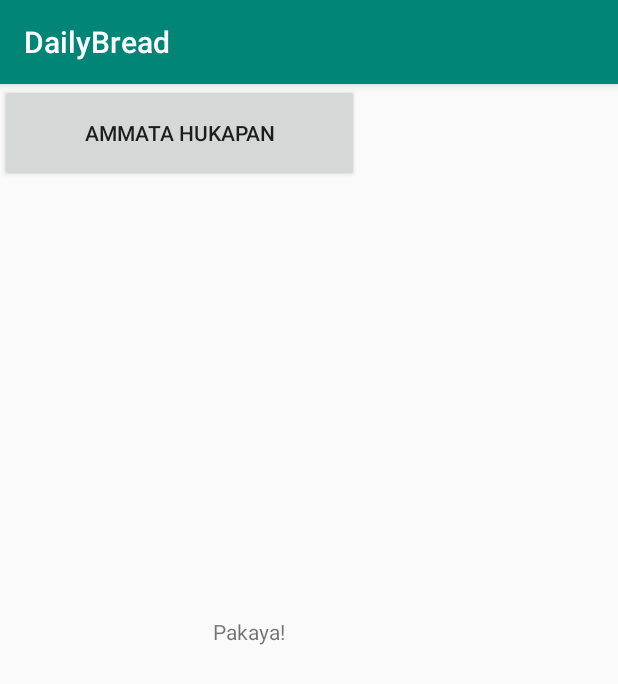
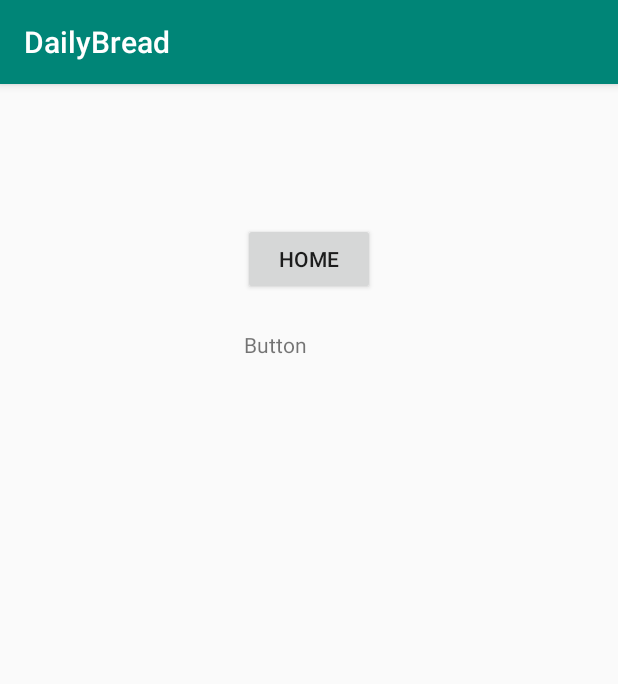
Before and after one commit to Kushan321/DailyBreadNewNew, an Android app: the screen it shows after launch (MainActivity), on a phone screen of 412 x 824 dp. Shown: the top 684 px of the screen. Run offline under Robolectric (Android 15) with nearby library versions, the phone set to English and light mode, and no system bars.

Commit message:
n\New Home

```diff
--- a/DailyBread/app/src/main/res/layout/activity_main.xml
+++ b/DailyBread/app/src/main/res/layout/activity_main.xml
@@ -7,21 +7,31 @@
     tools:context=".MainActivity">
 
     <TextView
-        android:layout_width="128dp"
-        android:layout_height="58dp"
-        android:text="Pakaya!"
+        android:id="@+id/textView"
+        android:layout_width="87dp"
+        android:layout_height="30dp"
+        android:text="Button"
         app:layout_constraintBottom_toBottomOf="parent"
         app:layout_constraintLeft_toLeftOf="parent"
         app:layout_constraintRight_toRightOf="parent"
-        app:layout_constraintTop_toTopOf="parent" />
+        app:layout_constraintTop_toTopOf="parent"
+        app:layout_constraintVertical_bias="0.222" />
 
     <Button
         android:id="@+id/button"
-        android:layout_width="239dp"
-        android:layout_height="65dp"
-        android:text="Ammata Hukapan"
-        tools:layout_editor_absoluteX="95dp"
-        tools:layout_editor_absoluteY="143dp" />
+        android:layout_width="wrap_content"
+        android:layout_height="wrap_content"
+        android:layout_marginStart="8dp"
+        android:layout_marginTop="8dp"
+        android:layout_marginEnd="8dp"
+        android:layout_marginBottom="8dp"
+        android:text="Home"
+        app:layout_constraintBottom_toTopOf="@+id/textView"
+        app:layout_constraintEnd_toEndOf="parent"
+        app:layout_constraintHorizontal_bias="0.501"
+        app:layout_constraintStart_toStartOf="parent"
+        app:layout_constraintTop_toTopOf="parent"
+        app:layout_constraintVertical_bias="0.847" />
 
 
 </androidx.constraintlayout.widget.ConstraintLayout>
```
